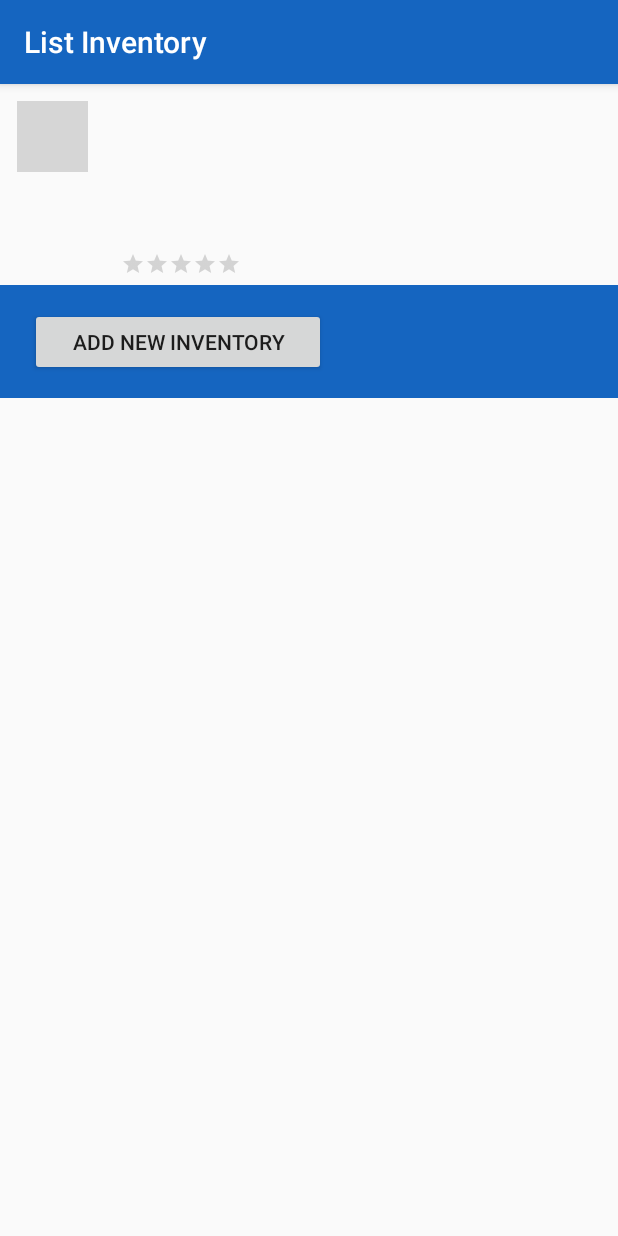
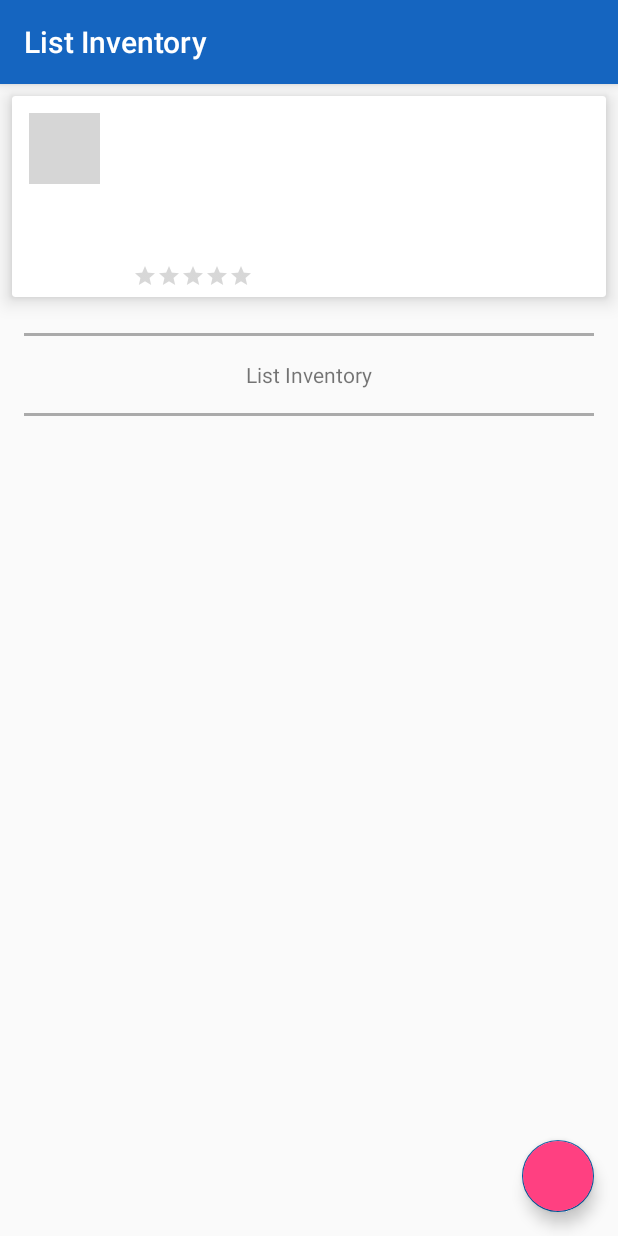
Before and after one commit to faisalarkan21/itx-android, an Android app: the ListInventory screen opened directly, with no data from a screen before it, on a phone screen of 412 x 824 dp. Run offline under Robolectric (Android 15) with nearby library versions, the phone set to English and light mode, and no system bars; our stand-ins replace ButterKnife; network calls fail; pictures from the network do not load; grey boxes are pictures that could not be loaded.

```diff
--- a/app/build.gradle
+++ b/app/build.gradle
@@ -23,6 +23,8 @@ dependencies {
     implementation fileTree(dir: 'libs', include: ['*.jar'])
     implementation 'com.android.support:appcompat-v7:27.0.2'
     compile 'com.android.support:design:27.0.2'
+    implementation 'com.android.support:recyclerview-v7:27.0.2'
+    implementation 'com.android.support:cardview-v7:27.0.2'
     implementation 'pub.devrel:easypermissions:1.1.3'
     testImplementation 'junit:junit:4.12'
 
--- a/app/src/main/java/com/itx/android/android_itx/ListInventory.java
+++ b/app/src/main/java/com/itx/android/android_itx/ListInventory.java
@@ -4,6 +4,7 @@ import android.app.ActionBar;
 import android.app.ProgressDialog;
 import android.content.Intent;
 import android.os.CountDownTimer;
+import android.support.design.widget.FloatingActionButton;
 import android.support.v7.app.AppCompatActivity;
 import android.os.Bundle;
 import android.support.v7.widget.LinearLayoutManager;
@@ -60,7 +61,7 @@ public class ListInventory extends AppCompatActivity {
     RatingBar mAssetRating;
 
     @BindView(R.id.btn_add_inventory)
-    Button mBtnAddInvent;
+    FloatingActionButton mBtnAddInvent;
 
     @BindView(R.id.iv_asset_images)
     ImageView mImagesAssets;
--- a/app/src/main/java/com/itx/android/android_itx/ListUsers.java
+++ b/app/src/main/java/com/itx/android/android_itx/ListUsers.java
@@ -3,6 +3,7 @@ package com.itx.android.android_itx;
 import android.app.ProgressDialog;
 import android.content.Intent;
 import android.os.CountDownTimer;
+import android.support.design.widget.FloatingActionButton;
 import android.support.v7.app.AppCompatActivity;
 import android.os.Bundle;
 import android.support.v7.widget.DefaultItemAnimator;
@@ -42,7 +43,7 @@ public class ListUsers extends AppCompatActivity {
     ListUsersService mListUsersAPIService;
 
     @BindView(R.id.btn_add_user)
-    Button btnAddUser;
+    FloatingActionButton btnAddUser;
 
     @BindView(R.id.recycler_view)
     RecyclerView recyclerView;
--- a/app/src/main/res/layout/activity_create_new_user.xml
+++ b/app/src/main/res/layout/activity_create_new_user.xml
@@ -204,6 +204,7 @@
 
             </LinearLayout>
 
+
         </LinearLayout>
 
     </ScrollView>
--- a/app/src/main/res/layout/activity_list_inventory.xml
+++ b/app/src/main/res/layout/activity_list_inventory.xml
@@ -1,16 +1,27 @@
 <?xml version="1.0" encoding="utf-8"?>
-<LinearLayout xmlns:android="http://schemas.android.com/apk/res/android"
+<RelativeLayout xmlns:android="http://schemas.android.com/apk/res/android"
     xmlns:app="http://schemas.android.com/apk/res-auto"
     xmlns:tools="http://schemas.android.com/tools"
     android:layout_width="match_parent"
     android:layout_height="match_parent"
-    android:fitsSystemWindows="true"
-    android:orientation="vertical">
+    android:fitsSystemWindows="true">
 
 
     <LinearLayout
         android:layout_width="match_parent"
-        android:layout_height="134dp"
+        android:layout_height="match_parent"
+        android:orientation="vertical">
+
+        <android.support.v7.widget.CardView
+            app:cardElevation="8dp"
+            android:layout_margin="8dp"
+            android:layout_width="match_parent"
+            android:layout_height="134dp">
+
+
+            <LinearLayout
+                android:layout_width="match_parent"
+                android:layout_height="match_parent"
                 android:layout_marginRight="5dip"
                 android:orientation="horizontal"
                 android:padding="8dp">
@@ -100,28 +111,38 @@
 
             </LinearLayout>
 
+        </android.support.v7.widget.CardView>
 
-    <LinearLayout
+        <View
+            android:layout_margin="16dp"
             android:layout_width="match_parent"
-        android:layout_height="75dp"
-        android:background="#1565C0"
-        android:orientation="vertical"
+            android:layout_height="2dp"
+            android:background="@android:color/darker_gray"/>
 
-        android:paddingTop="5dp"
-        android:weightSum="1">
+        <TextView
+            android:layout_gravity="center"
+            android:text="List Inventory"
+            android:layout_width="wrap_content"
+            android:layout_height="wrap_content" />
 
-        <Button
-            android:id="@+id/btn_add_inventory"
-            android:layout_width="197dp"
-            android:layout_height="45dp"
-            android:layout_marginBottom="24dp"
-            android:layout_marginLeft="20dp"
-            android:layout_marginTop="10dp"
-            android:text="Add new Inventory" />
+        <View
+            android:layout_margin="16dp"
+            android:layout_width="match_parent"
+            android:layout_height="2dp"
+            android:background="@android:color/darker_gray"/>
 
+
+        <include layout="@layout/content_inventory" />
     </LinearLayout>
 
-    <include layout="@layout/content_inventory" />
+    <android.support.design.widget.FloatingActionButton
+        android:id="@+id/btn_add_inventory"
+        android:layout_width="48dp"
+        android:layout_height="48dp"
+        android:backgroundTint="@color/colorAccent"
+        android:layout_alignParentRight="true"
+        android:layout_alignParentBottom="true"
+        android:layout_margin="16dp"/>
 
 
-</LinearLayout>
+</RelativeLayout>
```
Also changed, not shown: app/src/main/java/com/itx/android/android_itx/Adapter/PreviewAdapter.java (added, +49 -0 lines), app/src/main/java/com/itx/android/android_itx/CreateNewAsset.java (+26 -1 lines), app/src/main/java/com/itx/android/android_itx/CreateNewInventory.java (+257 -32 lines), app/src/main/java/com/itx/android/android_itx/ListAssets.java (+2 -5 lines), app/src/main/java/com/itx/android/android_itx/ViewHolder/PreviewViewHolder.java (added, +22 -0 lines), app/src/main/res/layout/activity_create_new_asset.xml (+8 -3 lines), app/src/main/res/layout/activity_create_new_inventory.xml (+13 -0 lines), app/src/main/res/layout/activity_list_assets.xml (+12 -24 lines), app/src/main/res/layout/activity_list_users.xml (+11 -24 lines), app/src/main/res/layout/grid_image.xml (added, +14 -0 lines), app/src/main/res/layout/row_inventory.xml (+26 -18 lines). Lines whose indentation alone changed are shown as unchanged.
